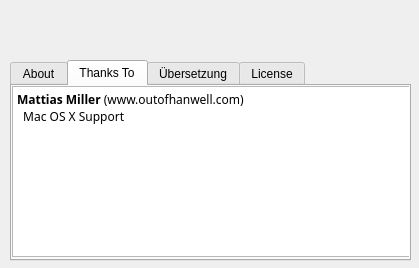
Above: src/forms/AboutDlg.ui from thooge/keepassx1 before the change. Below: the same form after it.
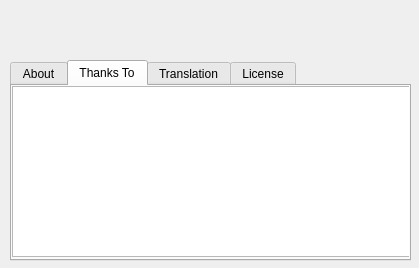
That is the form after the change. The open tabs and pages were chosen to show the change. Icons and pictures are not drawn.

```diff
--- a/src/forms/AboutDlg.ui
+++ b/src/forms/AboutDlg.ui
@@ -131,13 +131,13 @@
       </rect>
      </property>
      <property name="html" >
-      <string>&lt;html>&lt;head>&lt;meta name="qrichtext" content="1" />&lt;/head>&lt;body style=" white-space: pre-wrap; font-family:Sans Serif; font-size:9pt; font-weight:400; font-style:normal; text-decoration:none;">&lt;p style=" margin-top:0px; margin-bottom:0px; margin-left:0px; margin-right:0px; -qt-block-indent:0; text-indent:0px;">&lt;span style=" font-weight:600;">Mattias Miller&lt;/span> (www.outofhanwell.com)&lt;/p>&lt;p style=" margin-top:0px; margin-bottom:0px; margin-left:0px; margin-right:0px; -qt-block-indent:0; text-indent:0px;">  Mac OS X Support&lt;/p>&lt;/body>&lt;/html></string>
+      <string>&lt;html>&lt;head>&lt;meta name="qrichtext" content="1" />&lt;/head>&lt;body style=" white-space: pre-wrap; font-family:Sans Serif; font-size:9pt; font-weight:400; font-style:normal; text-decoration:none;">&lt;p style="-qt-paragraph-type:empty; margin-top:0px; margin-bottom:0px; margin-left:0px; margin-right:0px; -qt-block-indent:0; text-indent:0px;">&lt;/p>&lt;/body>&lt;/html></string>
      </property>
     </widget>
    </widget>
    <widget class="QWidget" name="tab_4" >
     <attribute name="title" >
-     <string>Übersetzung</string>
+     <string>Translation</string>
     </attribute>
     <widget class="QTextEdit" name="Edit_Translation" >
      <property name="geometry" >
```
